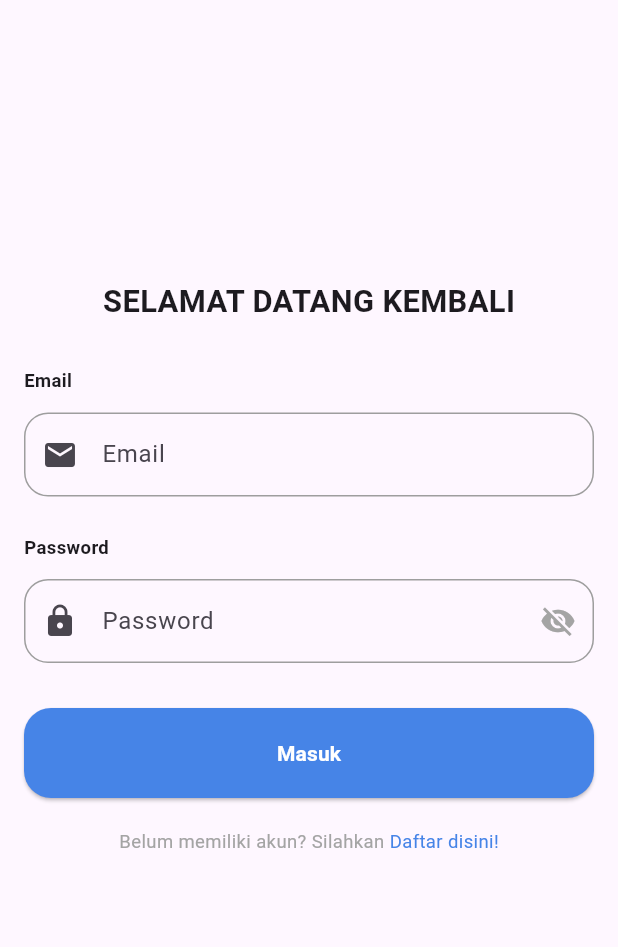
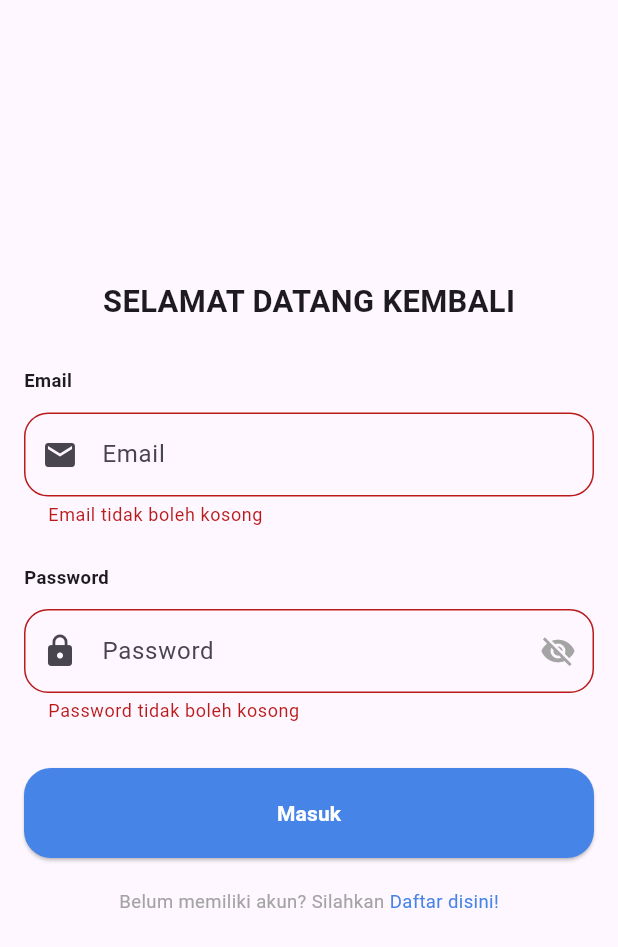
Before and after one commit to priboen/canary_farm, a Flutter app: the screen it shows after launch, after a tap on "Masuk", on a phone screen of 412 x 824 dp. Shown: the top 947 px of the screen. Run offline on Flutter 3.47's test engine with Material 3 defaults, Android fonts, the light colour scheme and no system bars; our stand-ins replace bloc, dartz, flutter_bloc, flutter_secure_storage.

Commit message:
implement bloc login and redirecting by role

```diff
--- a/lib/presentation/auth/login_screen.dart
+++ b/lib/presentation/auth/login_screen.dart
@@ -1,7 +1,12 @@
 import 'package:canary_farm/core/core.dart';
+import 'package:canary_farm/data/models/request/auth/login_request_model.dart';
+import 'package:canary_farm/presentation/admin/home/admin_home_screen.dart';
+import 'package:canary_farm/presentation/auth/bloc/login/login_bloc.dart';
 import 'package:canary_farm/presentation/auth/register_screen.dart';
+import 'package:canary_farm/presentation/buyer/home/buyer_home_screen.dart';
 import 'package:flutter/gestures.dart';
 import 'package:flutter/material.dart';
+import 'package:flutter_bloc/flutter_bloc.dart';
 
 class LoginScreen extends StatefulWidget {
   const LoginScreen({super.key});
@@ -84,7 +89,52 @@ class _LoginScreenState extends State<LoginScreen> {
                   ),
                 ),
                 const SpaceHeight(30),
-                Button.filled(onPressed: () {}, label: 'Masuk'),
+                BlocConsumer<LoginBloc, LoginState>(
+                  listener: (context, state) {
+                    if (state is LoginFailure) {
+                      ScaffoldMessenger.of(
+                        context,
+                      ).showSnackBar(SnackBar(content: Text(state.error)));
+                    } else if (state is LoginSuccess) {
+                      final role = state.responseModel.user?.role
+                          ?.toLowerCase();
+                      if (role == 'admin') {
+                        context.pushAndRemoveUntil(
+                          const AdminHomeScreen(),
+                          (route) => false,
+                        );
+                      } else if (role == 'buyer') {
+                        context.pushAndRemoveUntil(
+                          const BuyerHomeScreen(),
+                          (route) => false,
+                        );
+                      } else {
+                        ScaffoldMessenger.of(context).showSnackBar(
+                          const SnackBar(content: Text('Role tidak dikenali')),
+                        );
+                      }
+                    }
+                  },
+                  builder: (context, state) {
+                    return Button.filled(
+                      onPressed: state is LoginLoading
+                          ? null
+                          : () {
+                              if (_key.currentState!.validate()) {
+                                final request = LoginRequestModel(
+                                  email: emailController.text,
+                                  password: passwordController.text,
+                                );
+                                context.read<LoginBloc>().add(
+                                  LoginRequested(requestModel: request),
+                                );
+                              }
+                            },
+                      label: state is LoginLoading ? 'Memuat...' : 'Masuk',
+                    );
+                  },
+                ),
+
                 const SpaceHeight(20),
                 Text.rich(
                   TextSpan(
```
